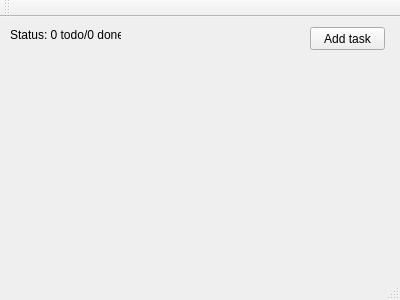
starrynights89/Qt-C-practice-, file Chapter1/todo/mainwindow.ui: the form before one commit.
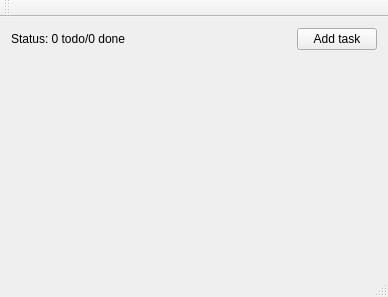
The form after the commit.

The edit to the form file:
```diff
--- a/Chapter1/todo/mainwindow.ui
+++ b/Chapter1/todo/mainwindow.ui
@@ -6,40 +6,60 @@
    <rect>
     <x>0</x>
     <y>0</y>
-    <width>400</width>
-    <height>300</height>
+    <width>388</width>
+    <height>297</height>
    </rect>
   </property>
   <property name="windowTitle">
    <string>MainWindow</string>
   </property>
   <widget class="QWidget" name="centralWidget">
+   <layout class="QVBoxLayout" name="verticalLayout">
+    <item>
+     <layout class="QHBoxLayout" name="horizontalLayout">
+      <item>
    <widget class="QLabel" name="statusLabel">
-    <property name="geometry">
-     <rect>
-      <x>10</x>
-      <y>10</y>
-      <width>111</width>
-      <height>16</height>
-     </rect>
-    </property>
     <property name="text">
      <string>Status: 0 todo/0 done</string>
     </property>
    </widget>
+      </item>
+      <item>
+       <spacer name="horizontalSpacer">
+        <property name="orientation">
+         <enum>Qt::Horizontal</enum>
+        </property>
+        <property name="sizeHint" stdset="0">
+         <size>
+          <width>171</width>
+          <height>20</height>
+         </size>
+        </property>
+       </spacer>
+      </item>
+      <item>
    <widget class="QPushButton" name="addTaskButton">
-    <property name="geometry">
-     <rect>
-      <x>310</x>
-      <y>10</y>
-      <width>75</width>
-      <height>23</height>
-     </rect>
-    </property>
     <property name="text">
      <string>Add task</string>
     </property>
    </widget>
+      </item>
+     </layout>
+    </item>
+    <item>
+     <spacer name="verticalSpacer">
+      <property name="orientation">
+       <enum>Qt::Vertical</enum>
+      </property>
+      <property name="sizeHint" stdset="0">
+       <size>
+        <width>20</width>
+        <height>192</height>
+       </size>
+      </property>
+     </spacer>
+    </item>
+   </layout>
   </widget>
   <widget class="QMenuBar" name="menuBar">
    <property name="geometry">
```
Left out of the diff: 2 changed lines with no effect on the pictures. Lines whose indentation alone changed are shown as unchanged.
